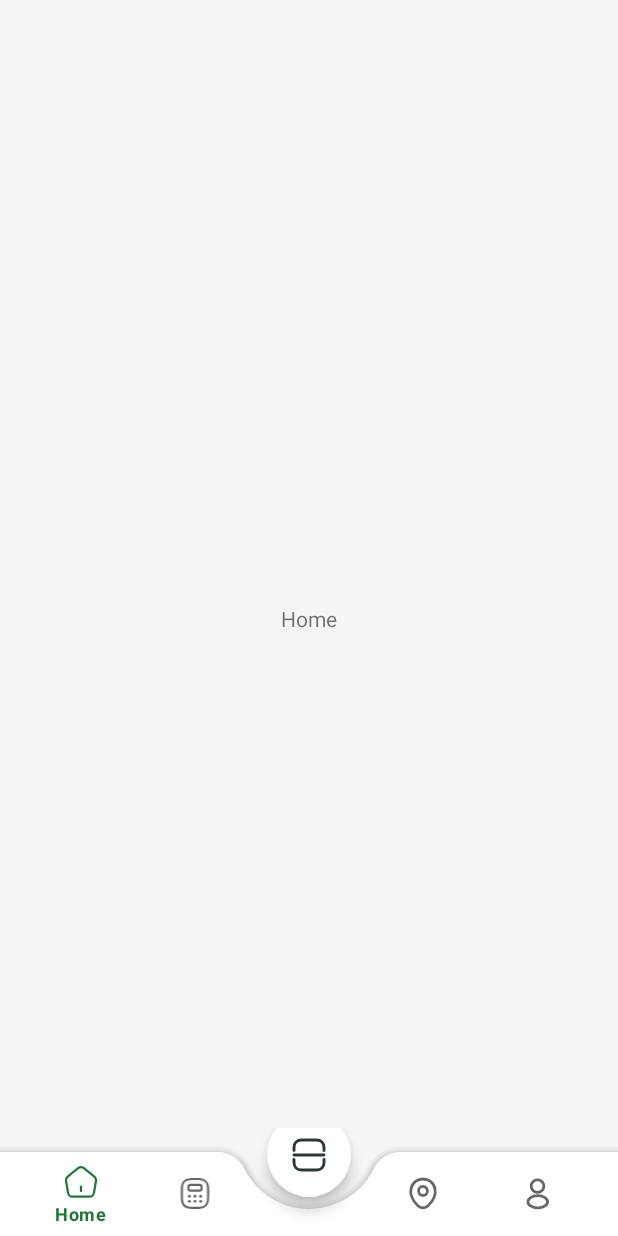
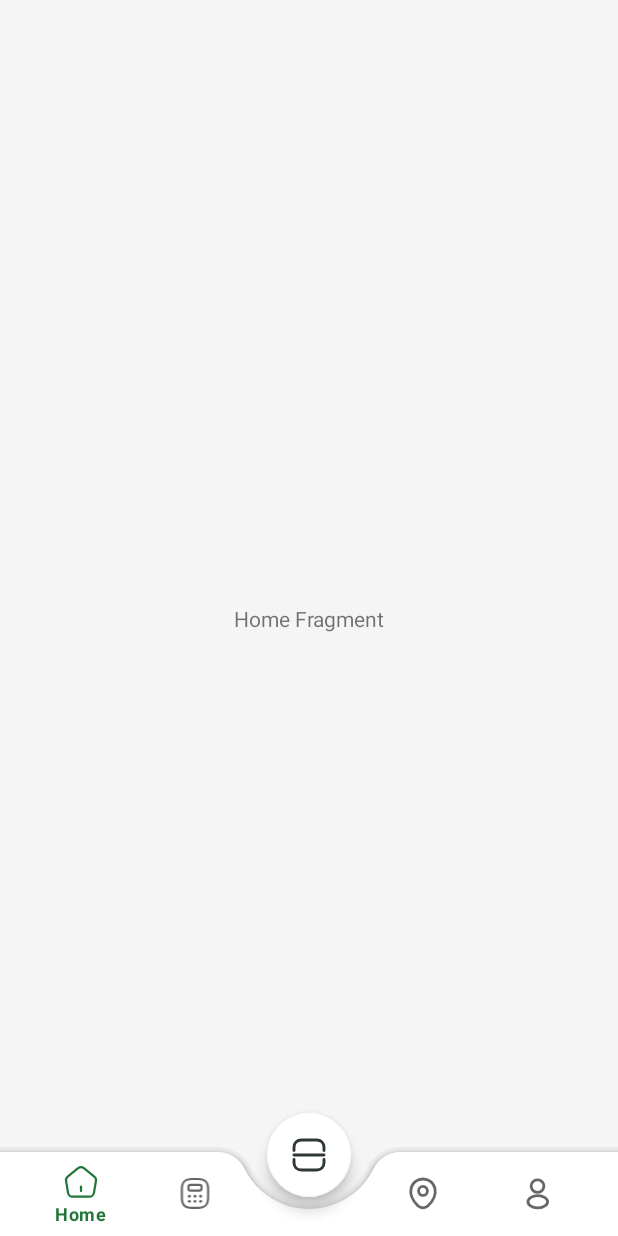
Before and after one commit to DickyArya01/PadTaniApp, an Android app: the screen it shows after launch (MainActivity), after a tap on "LOGIN", on a phone screen of 412 x 824 dp. Run offline under Robolectric (Android 15) with nearby library versions, the light colour scheme and no system bars; our stand-ins replace navigation-ui.

Commit message:
add HomeViewModel, fix home fragment and main nav

```diff
--- a/app/src/main/java/com/kelompok27/padtaniapp/ui/main/MainActivity.kt
+++ b/app/src/main/java/com/kelompok27/padtaniapp/ui/main/MainActivity.kt
@@ -3,7 +3,10 @@ package com.kelompok27.padtaniapp.ui.main
 import androidx.appcompat.app.AppCompatActivity
 import android.os.Bundle
 import android.system.Os
+import androidx.navigation.findNavController
+import androidx.navigation.ui.AppBarConfiguration
 import com.google.android.material.bottomnavigation.BottomNavigationView
+import com.kelompok27.padtaniapp.R
 import com.kelompok27.padtaniapp.databinding.ActivityMainBinding
 
 class MainActivity : AppCompatActivity() {
@@ -20,6 +23,14 @@ class MainActivity : AppCompatActivity() {
             val navView: BottomNavigationView = bottomNavigationView
         }
 
+        val navController = findNavController(R.id.nav_host_fragment_container)
+
+        val appBarConfiguration = AppBarConfiguration(
+            setOf(
+                R.id.homeFragment
+            )
+        )
+
 
     }
 }
--- a/app/src/main/java/com/kelompok27/padtaniapp/ui/main/ui/home/HomeFragment.kt
+++ b/app/src/main/java/com/kelompok27/padtaniapp/ui/main/ui/home/HomeFragment.kt
@@ -5,56 +5,37 @@ import androidx.fragment.app.Fragment
 import android.view.LayoutInflater
 import android.view.View
 import android.view.ViewGroup
-import com.kelompok27.padtaniapp.R
+import android.widget.TextView
+import androidx.lifecycle.ViewModel
+import androidx.lifecycle.ViewModelProvider
+import com.kelompok27.padtaniapp.databinding.FragmentHomeBinding
 
-// TODO: Rename parameter arguments, choose names that match
-// the fragment initialization parameters, e.g. ARG_ITEM_NUMBER
-private const val ARG_PARAM1 = "param1"
-private const val ARG_PARAM2 = "param2"
+class HomeFragment : Fragment() {
 
-/**
- * A simple [Fragment] subclass.
- * Use the [HomeFragment.newInstance] factory method to
- * create an instance of this fragment.
- */
-class HomeFragment : Fragment() {
-    // TODO: Rename and change types of parameters
-    private var param1: String? = null
-    private var param2: String? = null
+    private var _binding: FragmentHomeBinding? = null
 
-    override fun onCreate(savedInstanceState: Bundle?) {
-        super.onCreate(savedInstanceState)
-        arguments?.let {
-            param1 = it.getString(ARG_PARAM1)
-            param2 = it.getString(ARG_PARAM2)
-        }
-    }
+    private val binding get() = _binding!!
 
     override fun onCreateView(
         inflater: LayoutInflater, container: ViewGroup?,
         savedInstanceState: Bundle?
-    ): View? {
-        // Inflate the layout for this fragment
-        return inflater.inflate(R.layout.fragment_home, container, false)
+    ): View {
+        val homeViewModel = ViewModelProvider(this).get(HomeViewModel::class.java)
+
+        _binding = FragmentHomeBinding.inflate(inflater, container, false)
+        val root: View = binding.root
+
+        val textView: TextView = binding.textView
+        homeViewModel.text.observe(viewLifecycleOwner) {
+            textView.text = it
+        }
+        return root
+
     }
 
-    companion object {
-        /**
-         * Use this factory method to create a new instance of
-         * this fragment using the provided parameters.
-         *
-         * @param param1 Parameter 1.
-         * @param param2 Parameter 2.
-         * @return A new instance of fragment HomeFragment.
-         */
-        // TODO: Rename and change types and number of parameters
-        @JvmStatic
-        fun newInstance(param1: String, param2: String) =
-            HomeFragment().apply {
-                arguments = Bundle().apply {
-                    putString(ARG_PARAM1, param1)
-                    putString(ARG_PARAM2, param2)
-                }
-            }
+    override fun onDestroy() {
+        super.onDestroy()
+        _binding = null
     }
+
 }
--- /dev/null
+++ b/app/src/main/java/com/kelompok27/padtaniapp/ui/main/ui/home/HomeViewModel.kt
@@ -0,0 +1,14 @@
+package com.kelompok27.padtaniapp.ui.main.ui.home
+
+import androidx.lifecycle.LiveData
+import androidx.lifecycle.MutableLiveData
+import androidx.lifecycle.ViewModel
+
+class HomeViewModel: ViewModel() {
+
+    private val _text = MutableLiveData<String>().apply {
+        value = "Home Fragment"
+    }
+
+    val text: LiveData<String> = _text
+}
--- a/app/src/main/res/layout/activity_main.xml
+++ b/app/src/main/res/layout/activity_main.xml
@@ -38,6 +38,7 @@
             android:id="@+id/fab"
             android:layout_width="107dp"
             android:layout_height="wrap_content"
+            android:layout_marginTop="24dp"
             android:contentDescription="@string/scan"
             android:src="@drawable/ic_scanner"
             app:backgroundTint="@color/white"
@@ -46,11 +47,17 @@
     </androidx.coordinatorlayout.widget.CoordinatorLayout>
 
     <fragment
-        android:id="@+id/container"
+        android:id="@+id/nav_host_fragment_container"
         android:name="androidx.navigation.fragment.NavHostFragment"
         android:layout_width="match_parent"
         android:layout_height="match_parent"
         app:defaultNavHost="true"
+        app:layout_constraintBottom_toBottomOf="parent"
+        app:layout_constraintEnd_toEndOf="parent"
+        app:layout_constraintHorizontal_bias="0.0"
+        app:layout_constraintStart_toStartOf="parent"
+        app:layout_constraintTop_toTopOf="parent"
+        app:layout_constraintVertical_bias="0.0"
         app:navGraph="@navigation/main_navigation" />
 
 </androidx.constraintlayout.widget.ConstraintLayout>
--- a/app/src/main/res/layout/fragment_home.xml
+++ b/app/src/main/res/layout/fragment_home.xml
@@ -10,7 +10,7 @@
         android:id="@+id/textView"
         android:layout_width="wrap_content"
         android:layout_height="wrap_content"
-        android:text="@string/home"
+        android:text="TextView"
         app:layout_constraintBottom_toBottomOf="parent"
         app:layout_constraintEnd_toEndOf="parent"
         app:layout_constraintStart_toStartOf="parent"
--- a/app/src/main/res/menu/bottom_nav_menu.xml
+++ b/app/src/main/res/menu/bottom_nav_menu.xml
@@ -1,7 +1,7 @@
 <?xml version="1.0" encoding="utf-8"?>
 <menu xmlns:android="http://schemas.android.com/apk/res/android">
     <item
-        android:id="@+id/imHome"
+        android:id="@+id/homeFragment"
         android:icon="@drawable/ic_home"
         android:title="@string/home" />
 
```
